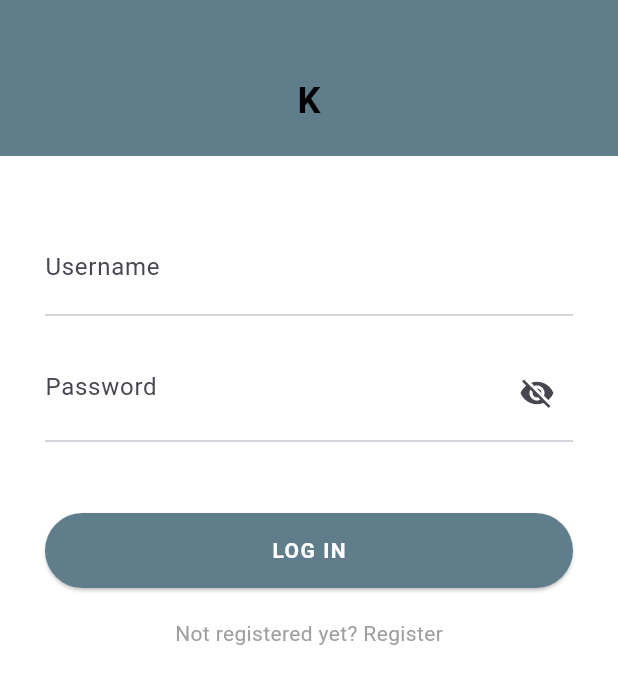
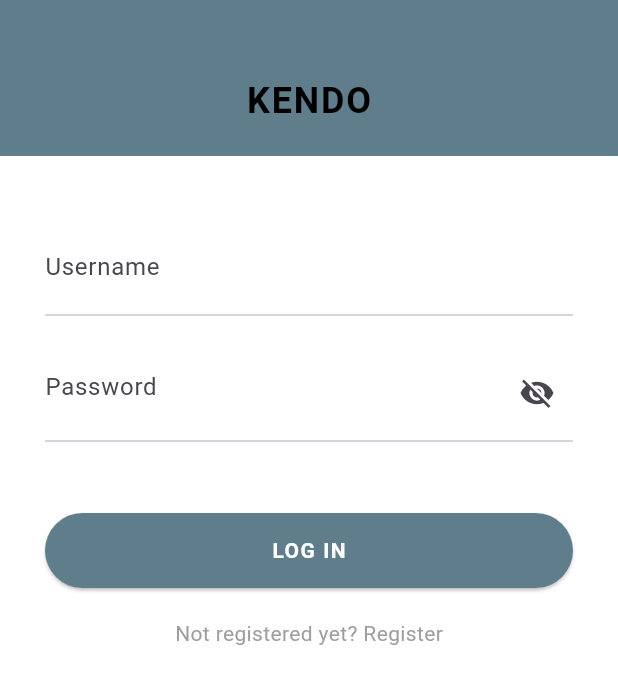
Before and after one commit to computeroverride/kenko, a Flutter app: the screen it shows after launch, on a phone screen of 412 x 824 dp. Shown: the top 684 px of the screen. Run offline on Flutter 3.47's test engine with Material 3 defaults, Android fonts, the phone set to English and light mode, and no system bars; our stand-ins replace google_maps_flutter.

Commit message:
kenko to kendo

```diff
--- a/lib/login.dart
+++ b/lib/login.dart
@@ -25,7 +25,7 @@ class _LoginState extends State<Login> {
             color: Colors.blueGrey,
             child: const Center(
               child: Text(
-                "K",
+                "KENDO",
                 style: TextStyle(
                   fontSize: 24,
                   fontWeight: FontWeight.bold,
```
